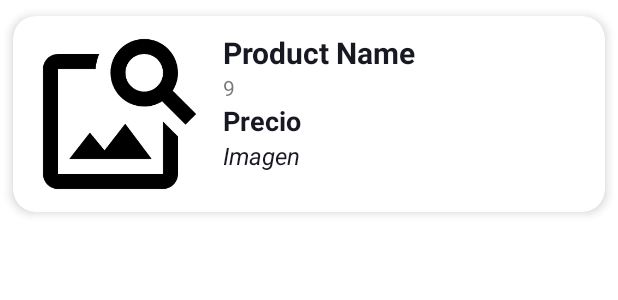
After one commit to Jaime90987/Taller4-Aplicaciones-Moviles, an Android app: the layout product_item.xml on its own in the app's theme, with its tools: preview values and no code run, on a phone screen of 412 x 824 dp. The commit adds this screen. Shown: the top 300 px of the screen. Run offline under Robolectric (Android 15) with nearby library versions, the phone set to English and light mode, and no system bars.

Commit message:
Funcionalidad ver productos

```diff
--- a/app/src/main/java/com/example/taller4_aplicaciones_mobiles/NewProductActivity.java
+++ b/app/src/main/java/com/example/taller4_aplicaciones_mobiles/NewProductActivity.java
@@ -9,6 +9,7 @@ import androidx.appcompat.app.AppCompatActivity;
 import androidx.appcompat.widget.AppCompatImageView;
 
 import com.example.taller4_aplicaciones_mobiles.db.DbHelper;
+import com.example.taller4_aplicaciones_mobiles.db.DbProducts;
 import com.google.android.material.textfield.TextInputLayout;
 
 public class NewProductActivity extends AppCompatActivity {
@@ -66,8 +67,8 @@ public class NewProductActivity extends AppCompatActivity {
     }
 
     private void insertToDb() {
-        DbHelper dbHelper = new DbHelper(NewProductActivity.this);
-        dbHelper.addProduct(product_name, "", Integer.parseInt(product_quantity), Double.parseDouble(product_price));
+        DbProducts dbProducts = new DbProducts(this);
+        dbProducts.addProduct(product_name, "", Integer.parseInt(product_quantity), Double.parseDouble(product_price));
     }
 
     private void hideKeyboard() {
--- /dev/null
+++ b/app/src/main/res/layout/product_item.xml
@@ -0,0 +1,71 @@
+<?xml version="1.0" encoding="utf-8"?>
+<androidx.cardview.widget.CardView xmlns:android="http://schemas.android.com/apk/res/android"
+    xmlns:app="http://schemas.android.com/apk/res-auto"
+    xmlns:tools="http://schemas.android.com/tools"
+    android:layout_width="match_parent"
+    android:layout_height="wrap_content"
+    android:animateLayoutChanges="true"
+    app:cardCornerRadius="15dp"
+    app:cardElevation="4dp"
+    app:cardUseCompatPadding="true">
+
+    <androidx.appcompat.widget.LinearLayoutCompat
+        android:layout_width="match_parent"
+        android:layout_height="wrap_content"
+        android:orientation="horizontal"
+        android:paddingHorizontal="10dp"
+        android:paddingVertical="5dp">
+
+        <androidx.appcompat.widget.AppCompatImageView
+            android:layout_width="120dp"
+            android:layout_height="120dp"
+            android:layout_gravity="center"
+            android:src="@drawable/ic_image" />
+
+        <androidx.appcompat.widget.LinearLayoutCompat
+            android:layout_width="match_parent"
+            android:layout_height="wrap_content"
+            android:layout_marginStart="10dp"
+            android:layout_marginTop="5dp"
+            android:orientation="vertical">
+
+            <TextView
+                android:id="@+id/tv_ProductnName"
+                android:layout_width="wrap_content"
+                android:layout_height="wrap_content"
+                android:ellipsize="marquee"
+                android:maxLines="1"
+                android:textColor="@color/DarkBlue"
+                android:textSize="20sp"
+                android:textStyle="bold"
+                tools:text="Product Name" />
+
+            <TextView
+                android:id="@+id/tv_ProductnQuantity"
+                android:layout_width="wrap_content"
+                android:layout_height="wrap_content"
+                tools:text="9" />
+
+            <TextView
+                android:id="@+id/tv_ProductPrice"
+                android:layout_width="wrap_content"
+                android:layout_height="wrap_content"
+                android:textColor="@color/DarkBlue"
+                android:textSize="18sp"
+                android:textStyle="bold"
+                tools:text="Precio" />
+
+            <TextView
+                android:id="@+id/tv_ProductImg"
+                android:layout_width="wrap_content"
+                android:layout_height="wrap_content"
+                android:textColor="@color/DarkBlue"
+                android:textSize="16sp"
+                android:textStyle="italic"
+                tools:text="Imagen" />
+
+        </androidx.appcompat.widget.LinearLayoutCompat>
+
+    </androidx.appcompat.widget.LinearLayoutCompat>
+
+</androidx.cardview.widget.CardView>
```
Also changed, not shown: app/src/main/java/com/example/taller4_aplicaciones_mobiles/Adapters/ProductsAdapter.java (added, +68 -0 lines), app/src/main/java/com/example/taller4_aplicaciones_mobiles/Entities/Product.java (added, +52 -0 lines), app/src/main/java/com/example/taller4_aplicaciones_mobiles/MainActivity.java (+16 -0 lines), app/src/main/java/com/example/taller4_aplicaciones_mobiles/db/DbHelper.java (+7 -28 lines), app/src/main/java/com/example/taller4_aplicaciones_mobiles/db/DbProducts.java (added, +72 -0 lines).
